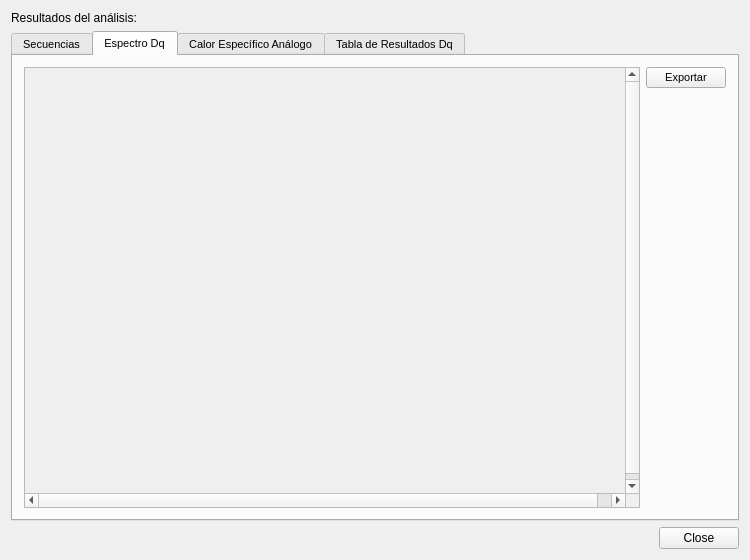
The window that src/gui/MfaResultsForm.ui (hspitia/GenomAMf) describes before a commit, drawn with Qt 5.
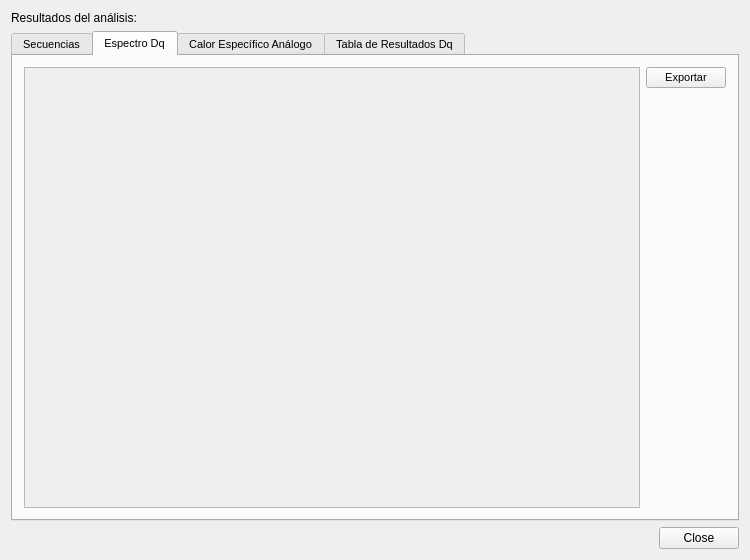
The same window after the commit. The open tabs and pages were chosen to show the change. Icons and pictures are not drawn.

The edit to the form file:
```diff
--- a/src/gui/MfaResultsForm.ui
+++ b/src/gui/MfaResultsForm.ui
@@ -113,7 +113,7 @@
           </size>
          </property>
          <property name="widgetResizable">
-          <bool>false</bool>
+          <bool>true</bool>
          </property>
          <widget class="QWidget" name="scrollAreaWidgetContents">
           <property name="geometry">
```
Left out of the diff: 8 changed lines with no effect on the pictures.
